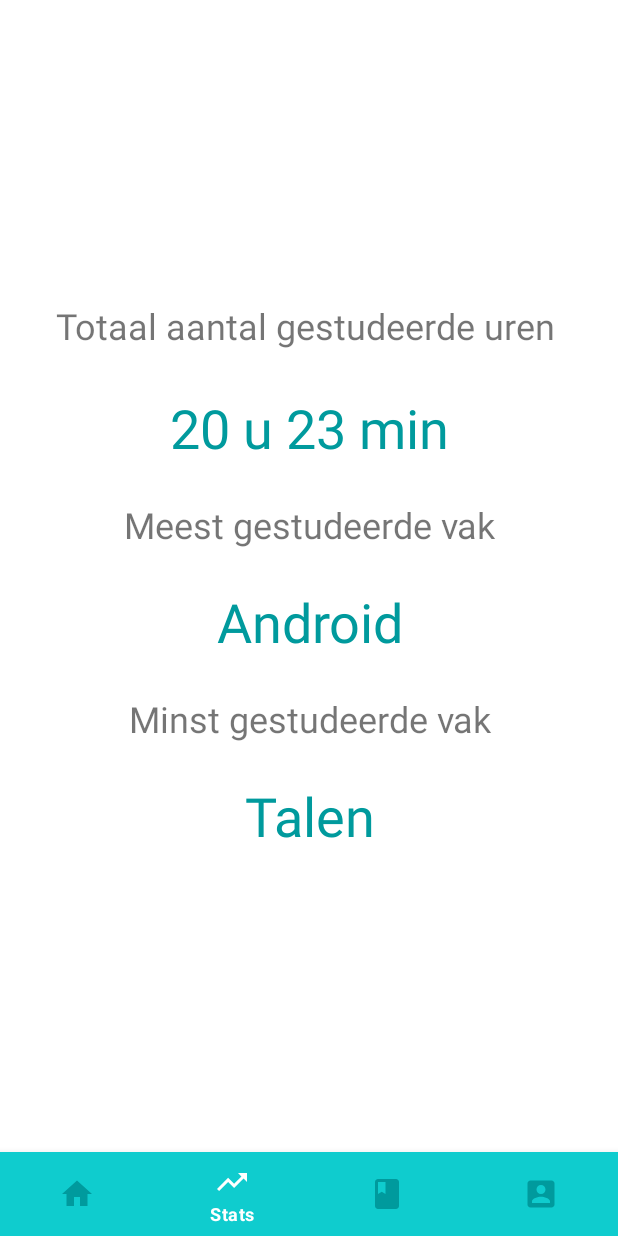
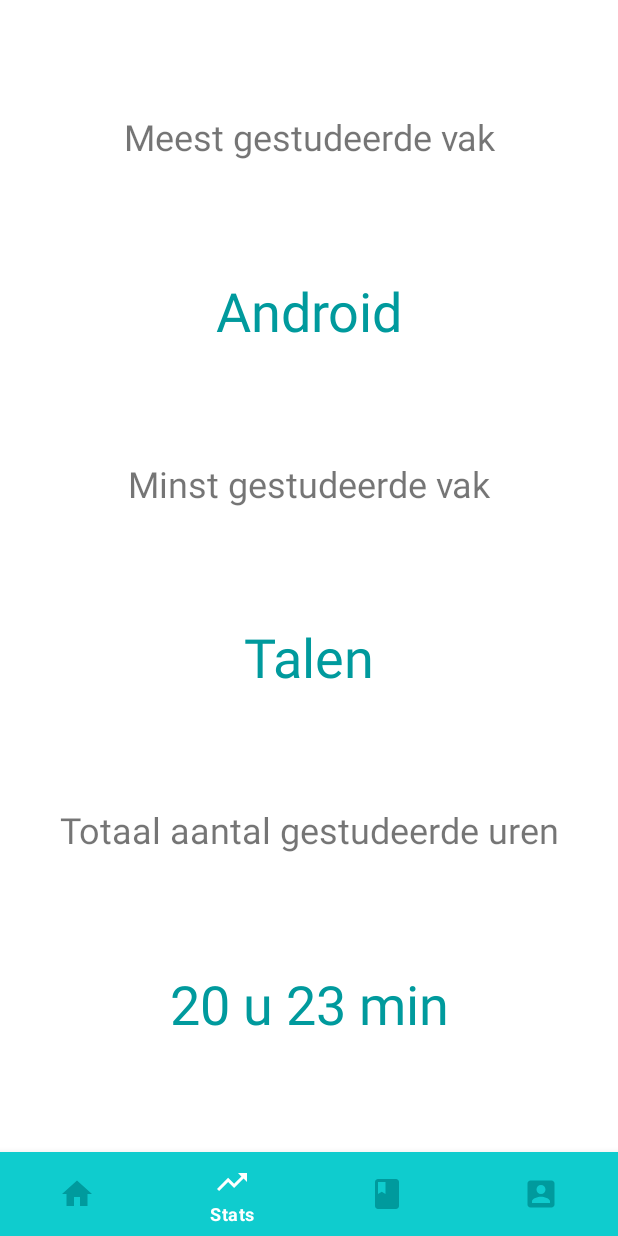
Before and after one commit to HoGentTIN/native-apps-aalst-Helmidyh, an Android app: the StatsFragment screen opened through its navigation route, on a phone screen of 412 x 824 dp. Run offline under Robolectric (Android 15) with nearby library versions, the phone set to English and light mode, and no system bars; our stand-ins replace data binding, navigation-ui.

```diff
--- a/app/src/main/java/com/example/studymanager/ui/studiesessie/StudieSessieCreatieFragment.kt
+++ b/app/src/main/java/com/example/studymanager/ui/studiesessie/StudieSessieCreatieFragment.kt
@@ -4,6 +4,7 @@ import android.os.Bundle
 import android.view.LayoutInflater
 import android.view.View
 import android.view.ViewGroup
+import android.widget.ArrayAdapter
 import android.widget.NumberPicker
 import androidx.databinding.DataBindingUtil
 import androidx.fragment.app.Fragment
@@ -45,9 +46,10 @@ class StudieSessieCreatieFragment : Fragment() {
         }
 
 
-
         binding.btnTaskCreateSucces.setOnClickListener(
         ) {
+
+
             val longUur = binding.nmbrPickerHour.value.toLong() * 10000000
             val longMinuut = binding.nmbrPickerMinute.value.toLong() * 1000000
             val totaal = longUur + longMinuut
--- a/app/src/main/res/layout/fragment_home.xml
+++ b/app/src/main/res/layout/fragment_home.xml
@@ -16,7 +16,9 @@
             app:layout_constraintBottom_toBottomOf="parent"
             app:layout_constraintEnd_toEndOf="parent"
             app:layout_constraintStart_toStartOf="parent"
-            app:layout_constraintTop_toTopOf="parent" />
+            app:layout_constraintTop_toTopOf="parent"
+            app:layoutManager="androidx.recyclerview.widget.LinearLayoutManager"
+            />
 
         <com.google.android.material.floatingactionbutton.FloatingActionButton
             android:id="@+id/btn_add_task"
--- a/app/src/main/res/layout/fragment_stats.xml
+++ b/app/src/main/res/layout/fragment_stats.xml
@@ -12,116 +12,85 @@
         android:layout_height="match_parent"
         android:orientation="vertical">
 
-        <androidx.constraintlayout.widget.ConstraintLayout
-            android:id="@+id/scrollView2"
+        <TextView
+            android:id="@+id/txt_meest_gestudeerde_vak"
             android:layout_width="match_parent"
-            android:layout_height="match_parent"
-            app:layout_constraintBottom_toBottomOf="parent"
-            app:layout_constraintEnd_toEndOf="parent"
-            app:layout_constraintStart_toStartOf="parent"
-            app:layout_constraintTop_toTopOf="parent"
-            app:layout_constraintVertical_chainStyle="packed"
+            android:layout_height="wrap_content"
+            android:gravity="center"
 
-            >
+            android:text="Meest gestudeerde vak"
+            android:textSize="24sp"
+            app:layout_constraintBottom_toTopOf="@+id/txt_meest_gestudeerde_vak_string"
+            app:layout_constraintEnd_toEndOf="@+id/txt_meest_gestudeerde_vak_string"
+            app:layout_constraintStart_toStartOf="@+id/txt_meest_gestudeerde_vak_string"
+            app:layout_constraintTop_toTopOf="parent" />
 
-            <androidx.constraintlayout.widget.ConstraintLayout
-                android:id="@+id/linearLayout6"
-                android:layout_width="0dp"
-                android:layout_height="0dp"
-                android:orientation="vertical"
-                app:layout_constraintBottom_toBottomOf="parent"
-                app:layout_constraintEnd_toEndOf="parent"
-                app:layout_constraintStart_toStartOf="parent"
-                app:layout_constraintTop_toTopOf="parent"
-                app:layout_constraintVertical_chainStyle="packed">
+        <TextView
+            android:id="@+id/txt_minst_gestudeerde_vak"
+            android:layout_width="match_parent"
+            android:layout_height="wrap_content"
+            android:gravity="center"
+
+            android:text="Minst gestudeerde vak"
+            android:textSize="24sp"
+            app:layout_constraintBottom_toTopOf="@+id/txt_minst_gestudeerde_vak_string"
+            app:layout_constraintEnd_toEndOf="@+id/txt_minst_gestudeerde_vak_string"
+            app:layout_constraintStart_toStartOf="@+id/txt_minst_gestudeerde_vak_string"
+            app:layout_constraintTop_toBottomOf="@+id/txt_meest_gestudeerde_vak_string" />
+
+        <TextView
+            android:id="@+id/txt_minst_gestudeerde_vak_string"
+            android:layout_width="match_parent"
+            android:layout_height="wrap_content"
+            android:gravity="center"
+            android:text="Talen"
+
+            android:textColor="@color/colorPrimaryDark"
+            android:textSize="36sp"
+            app:layout_constraintBottom_toTopOf="@+id/txt_totaal_gestudeerde_uren"
+            app:layout_constraintEnd_toEndOf="@+id/txt_totaal_gestudeerde_uren"
+            app:layout_constraintStart_toStartOf="@+id/txt_totaal_gestudeerde_uren"
+            app:layout_constraintTop_toBottomOf="@+id/txt_minst_gestudeerde_vak" />
 
         <TextView
             android:id="@+id/txt_totaal_gestudeerde_uren"
-                    android:layout_width="338dp"
-                    android:layout_height="36dp"
-                    android:layout_marginBottom="24dp"
+            android:layout_width="match_parent"
+            android:layout_height="wrap_content"
+            android:gravity="center"
             android:text="Totaal aantal gestudeerde uren"
+
             android:textSize="24sp"
-
             app:layout_constraintBottom_toTopOf="@+id/txt_totaal_gestudeerde_uren_number"
-                    app:layout_constraintEnd_toEndOf="parent"
-                    app:layout_constraintStart_toStartOf="parent"
-                    app:layout_constraintTop_toTopOf="parent"
-                    app:layout_constraintVertical_chainStyle="packed" />
+            app:layout_constraintEnd_toEndOf="@+id/txt_totaal_gestudeerde_uren_number"
+            app:layout_constraintStart_toStartOf="@+id/txt_totaal_gestudeerde_uren_number"
+            app:layout_constraintTop_toBottomOf="@+id/txt_minst_gestudeerde_vak_string" />
 
         <TextView
             android:id="@+id/txt_totaal_gestudeerde_uren_number"
-                    android:layout_width="wrap_content"
+            android:layout_width="match_parent"
             android:layout_height="wrap_content"
-                    android:layout_marginBottom="24dp"
+            android:gravity="center"
+
             android:text="20 u 23 min"
-
             android:textColor="@color/colorPrimaryDark"
             android:textSize="36sp"
-                    app:layout_constraintBottom_toTopOf="@+id/txt_meest_gestudeerde_vak"
-                    app:layout_constraintEnd_toEndOf="@+id/txt_totaal_gestudeerde_uren"
-                    app:layout_constraintStart_toStartOf="@+id/txt_totaal_gestudeerde_uren"
+            app:layout_constraintBottom_toBottomOf="parent"
             app:layout_constraintTop_toBottomOf="@+id/txt_totaal_gestudeerde_uren"
-                    app:layout_constraintVertical_chainStyle="packed" />
+            tools:layout_editor_absoluteX="0dp" />
 
         <TextView
             android:id="@+id/txt_meest_gestudeerde_vak_string"
-                    android:layout_width="wrap_content"
+            android:layout_width="match_parent"
             android:layout_height="wrap_content"
-                    android:layout_marginBottom="24dp"
+            android:gravity="center"
+
             android:text="Android"
-
             android:textColor="@color/colorPrimaryDark"
             android:textSize="36sp"
             app:layout_constraintBottom_toTopOf="@+id/txt_minst_gestudeerde_vak"
-                    app:layout_constraintEnd_toEndOf="@+id/txt_meest_gestudeerde_vak"
-                    app:layout_constraintStart_toStartOf="@+id/txt_meest_gestudeerde_vak"
-                    app:layout_constraintTop_toBottomOf="@+id/txt_meest_gestudeerde_vak"
-                    app:layout_constraintVertical_chainStyle="packed" />
-
-                <TextView
-                    android:id="@+id/txt_minst_gestudeerde_vak"
-                    android:layout_width="wrap_content"
-                    android:layout_height="wrap_content"
-                    android:layout_marginBottom="24dp"
-                    android:text="Minst gestudeerde vak"
-
-                    android:textSize="24sp"
-                    app:layout_constraintBottom_toTopOf="@+id/txt_minst_gestudeerde_vak_string"
-                    app:layout_constraintEnd_toEndOf="@+id/txt_meest_gestudeerde_vak_string"
-                    app:layout_constraintStart_toStartOf="@+id/txt_meest_gestudeerde_vak_string"
-                    app:layout_constraintTop_toBottomOf="@+id/txt_meest_gestudeerde_vak_string"
-                    app:layout_constraintVertical_chainStyle="packed" />
-
-                <TextView
-                    android:id="@+id/txt_minst_gestudeerde_vak_string"
-                    android:layout_width="wrap_content"
-                    android:layout_height="wrap_content"
-                    android:text="Talen"
-                    android:textColor="@color/colorPrimaryDark"
-
-                    android:textSize="36sp"
-                    app:layout_constraintBottom_toBottomOf="parent"
             app:layout_constraintEnd_toEndOf="@+id/txt_minst_gestudeerde_vak"
             app:layout_constraintStart_toStartOf="@+id/txt_minst_gestudeerde_vak"
-                    app:layout_constraintTop_toBottomOf="@+id/txt_minst_gestudeerde_vak"
-                    app:layout_constraintVertical_chainStyle="packed" />
-
-                <TextView
-                    android:id="@+id/txt_meest_gestudeerde_vak"
-                    android:layout_width="wrap_content"
-                    android:layout_height="wrap_content"
-                    android:layout_marginBottom="24dp"
-                    android:text="Meest gestudeerde vak"
-
-                    android:textSize="24sp"
-                    app:layout_constraintBottom_toTopOf="@+id/txt_meest_gestudeerde_vak_string"
-                    app:layout_constraintEnd_toEndOf="@+id/txt_totaal_gestudeerde_uren_number"
-                    app:layout_constraintStart_toStartOf="@+id/txt_totaal_gestudeerde_uren_number"
-                    app:layout_constraintTop_toBottomOf="@+id/txt_totaal_gestudeerde_uren_number"
-                    app:layout_constraintVertical_chainStyle="packed" />
+            app:layout_constraintTop_toBottomOf="@+id/txt_meest_gestudeerde_vak" />
 
     </androidx.constraintlayout.widget.ConstraintLayout>
-        </androidx.constraintlayout.widget.ConstraintLayout>
-    </androidx.constraintlayout.widget.ConstraintLayout>
 </layout>
```
Also changed, not shown: app/build.gradle (+24 -2 lines), app/src/main/java/com/example/studymanager/database/StudieTask.kt (added, +17 -0 lines), app/src/main/java/com/example/studymanager/ui/home/adapters/HomeTaskAdapter.kt (added, +9 -0 lines), app/src/main/res/layout/fragment_login.xml (+5 -5 lines), build.gradle (+15 -3 lines), app/src/main/java/com/example/studymanager/database/StudyDatabaseDAO.kt (renamed from app/src/main/java/com/example/studymanager/database/StudyManagerDAO.kt). Lines whose indentation alone changed are shown as unchanged.
